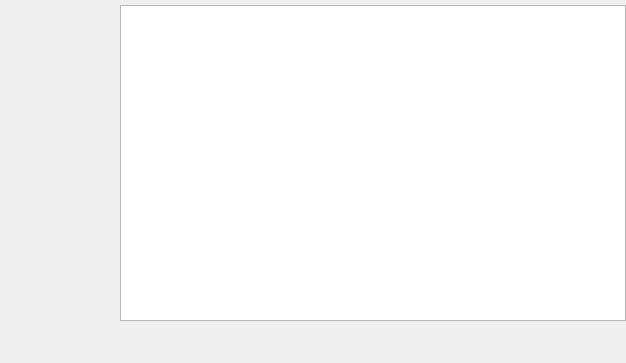
Old version of the form ui/mainwin.ui in the repository berndhs/notably.
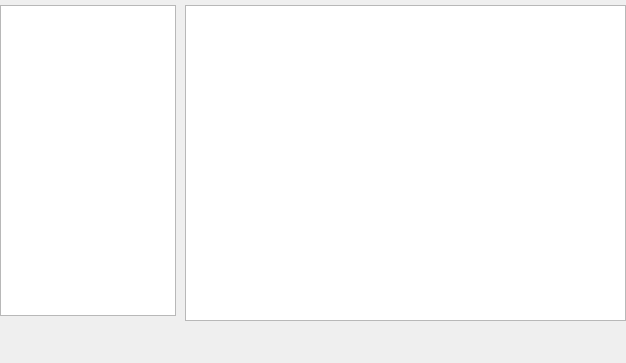
New version of the form. Custom widgets are drawn as their Qt base class.

Commit message: what do you know, it adds new notes and finds them

What changed in the file:
```diff
--- a/ui/mainwin.ui
+++ b/ui/mainwin.ui
@@ -17,9 +17,9 @@
    <widget class="nota::EditBox" name="editBox">
     <property name="geometry">
      <rect>
-      <x>120</x>
+      <x>185</x>
       <y>5</y>
-      <width>506</width>
+      <width>441</width>
       <height>316</height>
      </rect>
     </property>
@@ -27,6 +27,16 @@
      <set>Qt::LinksAccessibleByKeyboard|Qt::LinksAccessibleByMouse|Qt::TextBrowserInteraction|Qt::TextEditable|Qt::TextEditorInteraction|Qt::TextSelectableByKeyboard|Qt::TextSelectableByMouse</set>
     </property>
    </widget>
+   <widget class="QListWidget" name="notesIndex">
+    <property name="geometry">
+     <rect>
+      <x>0</x>
+      <y>5</y>
+      <width>176</width>
+      <height>311</height>
+     </rect>
+    </property>
+   </widget>
   </widget>
   <widget class="QMenuBar" name="menubar">
    <property name="geometry">
```
The commit also changes 2 other files.
